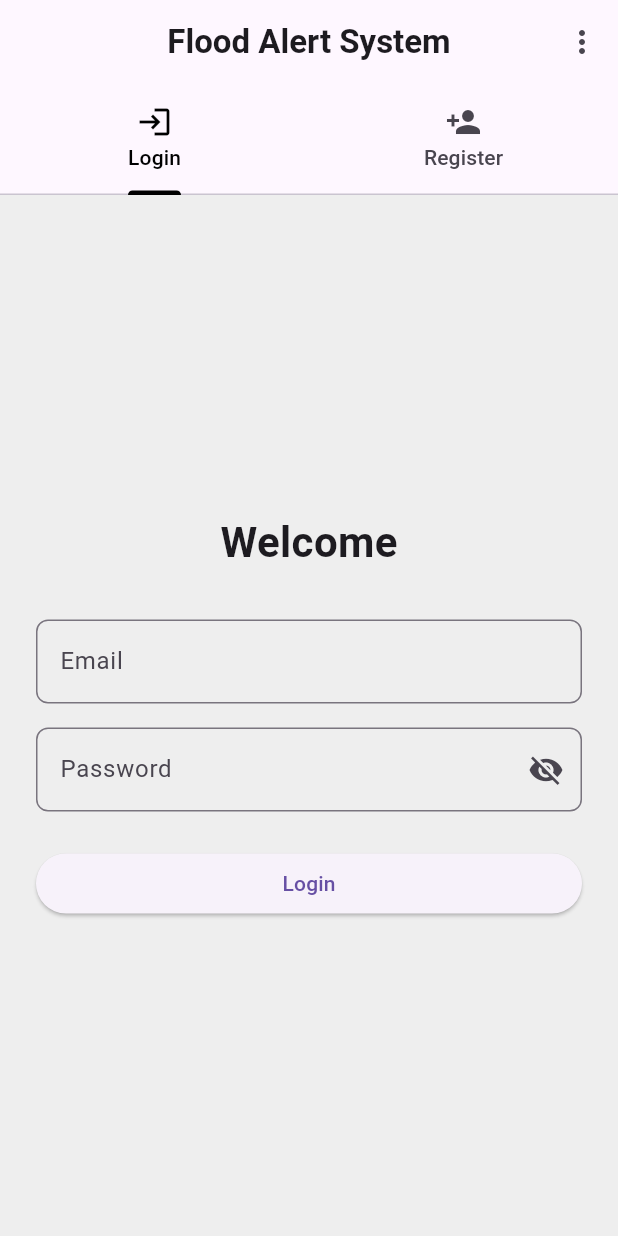
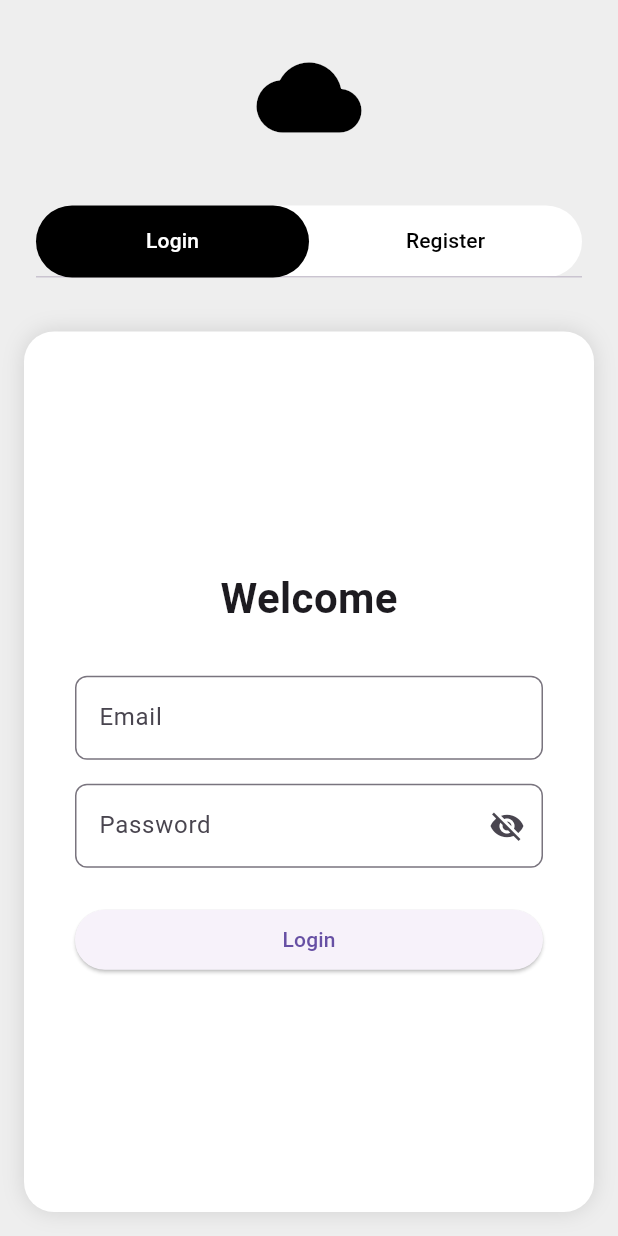
Before and after one commit to Maxowino/CS_Project1, a Flutter app: the screen it shows after launch, on a phone screen of 412 x 824 dp. Run offline on Flutter 3.47's test engine with Material 3 defaults, Android fonts, the light colour scheme and no system bars; drawn by our look-alikes of animated_background; our stand-ins replace cloud_firestore, firebase_auth, firebase_core; accounts and stored records are empty.

Commit message:
scrollable UI

```diff
--- a/lib/screens/selectAction.dart
+++ b/lib/screens/selectAction.dart
@@ -1,86 +1,179 @@
-// // ignore_for_file: camel_case_types
+// ignore_for_file: camel_case_types
 
 import 'package:animated_background/animated_background.dart';
 import 'package:flutter/material.dart';
-import 'package:cs_project_1/screens/login.dart';
-import 'package:cs_project_1/screens/register.dart';
-import 'package:cs_project_1/screens/adminlogin.dart';
+
+import 'login.dart';
+import 'register.dart';
 
 class selectAction extends StatefulWidget {
   const selectAction({super.key});
 
   @override
-  State<selectAction> createState() => _selectUserState();
+  State<selectAction> createState() =>
+      _selectActionState();
 }
 
-class _selectUserState extends State<selectAction>
+class _selectActionState
+    extends State<selectAction>
     with SingleTickerProviderStateMixin {
   @override
   Widget build(BuildContext context) {
     return DefaultTabController(
       length: 2,
+
       child: Scaffold(
-        backgroundColor: Colors.grey[200],
+        backgroundColor:
+            Colors.grey.shade200,
 
-        appBar: AppBar(
-          title: const Text(
-            'Flood Alert System',
-            style: TextStyle(fontWeight: FontWeight.bold),
-          ),
-          centerTitle: true,
+        body: AnimatedBackground(
+          vsync: this,
 
-          actions: [
-            PopupMenuButton(
-              itemBuilder: (context) => [
-                PopupMenuItem(
-                  child: const Text('Admin'),
-                  onTap: () {
-                    Future.delayed(
-                      Duration.zero,
-                      () => Navigator.push(
-                        context,
-                        MaterialPageRoute(
-                          builder: (_) => const adminlogin(),
+          behaviour:
+              RandomParticleBehaviour(
+            options:
+                const ParticleOptions(
+              particleCount: 35,
+              spawnMinSpeed: 8,
+              spawnMaxSpeed: 18,
+              minOpacity: 0.1,
+              spawnOpacity: 0.2,
+              baseColor:
+                  Colors.black,
             ),
           ),
-                    );
-                  },
-                )
-              ],
-            )
-          ],
 
-          bottom: const TabBar(
-            indicatorColor: Colors.black,
-            labelColor: Colors.black,
+          child: SafeArea(
+            child: Column(
+              children: [
+
+                const SizedBox(
+                    height: 30),
+
+                const Icon(
+                  Icons.cloud,
+                  size: 70,
+                  color: Colors.black,
+                ),
+
+                const SizedBox(
+                    height: 12),
+
+                // const Text(
+                //   "Flood Alert",
+                //   style: TextStyle(
+                //     fontSize: 24,
+                //     fontWeight:
+                //         FontWeight.bold,
+                //   ),
+                // ),
+
+                // const SizedBox(
+                //     height: 8),
+
+                // Text(
+                //   "Receive localized flood alerts",
+                //   style: TextStyle(
+                //     color:
+                //         Colors.grey[700],
+                //   ),
+                // ),
+
+                const SizedBox(
+                    height: 25),
+
+                Container(
+                  margin:
+                      const EdgeInsets
+                          .symmetric(
+                    horizontal: 24,
+                  ),
+
+                  decoration:
+                      BoxDecoration(
+                    color:
+                        Colors.white,
+                    borderRadius:
+                        BorderRadius
+                            .circular(
+                                30),
+                  ),
+
+                  child:
+                      const TabBar(
+
+                    indicatorSize:
+                        TabBarIndicatorSize.tab,
+                    indicator:
+                        BoxDecoration(
+                      color:
+                          Colors.black,
+                      borderRadius:
+                          BorderRadius
+                              .all(
+                        Radius.circular(
+                            30),
+                      ),
+                    ),
+
+                    labelColor:
+                        Colors.white,
+
+                    unselectedLabelColor:
+                        Colors.black,
+
                     tabs: [
                       Tab(
-                icon: Icon(Icons.login),
-                text: "Login",
+                        text:
+                            "Login",
                       ),
                       Tab(
-                icon: Icon(Icons.person_add),
-                text: "Register",
+                        text:
+                            "Register",
                       ),
                     ],
                   ),
                 ),
 
-        body: AnimatedBackground(
-          vsync: this,
-          behaviour: RandomParticleBehaviour(
-            options: const ParticleOptions(
-              spawnMaxRadius: 10,
-              spawnMinSpeed: 10,
-              particleCount: 70,
-              spawnMaxSpeed: 40,
-              minOpacity: 0.2,
-              spawnOpacity: 0.3,
-              baseColor: Colors.black,
+                const SizedBox(
+                    height: 20),
+
+                Expanded(
+                  child:
+                      Container(
+                    margin:
+                        const EdgeInsets
+                            .all(
+                                16),
+
+                    padding:
+                        const EdgeInsets
+                            .all(
+                                10),
+
+                    decoration:
+                        BoxDecoration(
+                      color: Colors
+                          .white,
+
+                      borderRadius:
+                          BorderRadius
+                              .circular(
+                                  20),
+
+                      boxShadow: [
+                        BoxShadow(
+                          color: Colors
+                              .black12,
+
+                          blurRadius:
+                              12,
                         ),
+                      ],
                     ),
 
-          child: const TabBarView(
+                    child:
+                        const TabBarView(
                       children: [
                         LoginPage(),
                         RegisterPage(),
@@ -88,6 +181,11 @@ class _selectUserState extends State<selectAction>
                     ),
                   ),
                 ),
+              ],
+            ),
+          ),
+        ),
+      ),
     );
   }
 }
```
Lines whose indentation alone changed are shown as unchanged.
